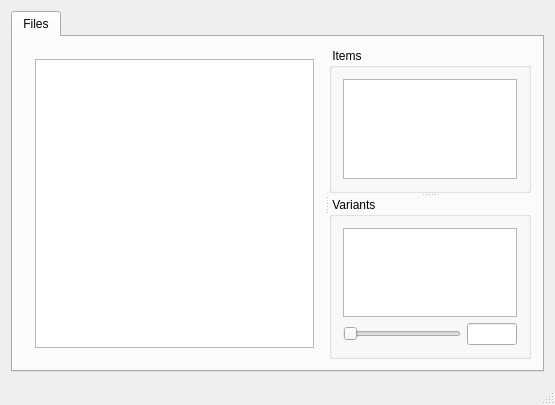
The window that litewiz/src/user_interface/main_window.ui (panone/litewiz) describes before a commit, drawn with Qt 5.
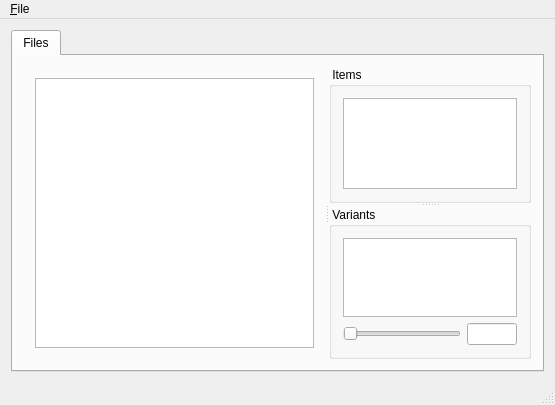
The same window after the commit.

Commit message: + main window menu + adding directories to the session

Diff of the .ui file:
```diff
--- a/litewiz/src/user_interface/main_window.ui
+++ b/litewiz/src/user_interface/main_window.ui
@@ -116,6 +116,14 @@
      <height>18</height>
     </rect>
    </property>
+   <widget class="QMenu" name="fileMenu">
+    <property name="title">
+     <string>&amp;File</string>
+    </property>
+    <addaction name="addFilesAction"/>
+    <addaction name="addDirectoryAction"/>
+   </widget>
+   <addaction name="fileMenu"/>
   </widget>
   <widget class="QStatusBar" name="statusBar"/>
  </widget>
```
Left out of the diff: 10 changed lines with no effect on the pictures. The commit also changes 2 other files.
